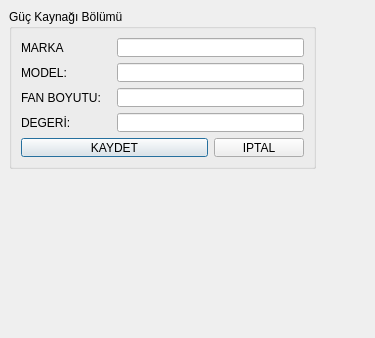
This is UI/VeriFormlari/tmoguckaynagitanimlamaformu.ui in onur35iii/TeknolojiMarketiOtomasyonu as Qt 5 draws it before an edit. The edited form follows.
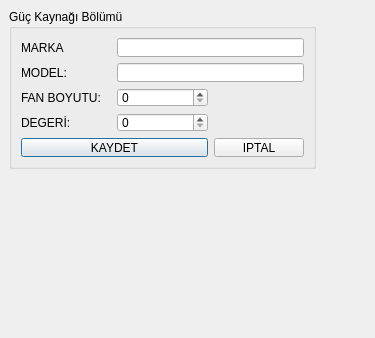
This is the edited form.

The edit to the form file:
```diff
--- a/UI/VeriFormlari/tmoguckaynagitanimlamaformu.ui
+++ b/UI/VeriFormlari/tmoguckaynagitanimlamaformu.ui
@@ -53,12 +53,6 @@
       </property>
      </widget>
     </item>
-    <item row="2" column="1" colspan="2">
-     <widget class="QLineEdit" name="LEFanBoyutu"/>
-    </item>
-    <item row="3" column="1" colspan="2">
-     <widget class="QLineEdit" name="LEDegeri"/>
-    </item>
     <item row="4" column="2">
      <widget class="QPushButton" name="PBIptal">
       <property name="text">
@@ -92,6 +86,12 @@
     <item row="0" column="1" colspan="2">
      <widget class="QLineEdit" name="LEMarka"/>
     </item>
+    <item row="2" column="1">
+     <widget class="QSpinBox" name="SBFanBoyutu"/>
+    </item>
+    <item row="3" column="1">
+     <widget class="QSpinBox" name="SBDegeri"/>
+    </item>
    </layout>
   </widget>
  </widget>
```
Left out of the diff: 8 changed lines with no effect on the pictures.
